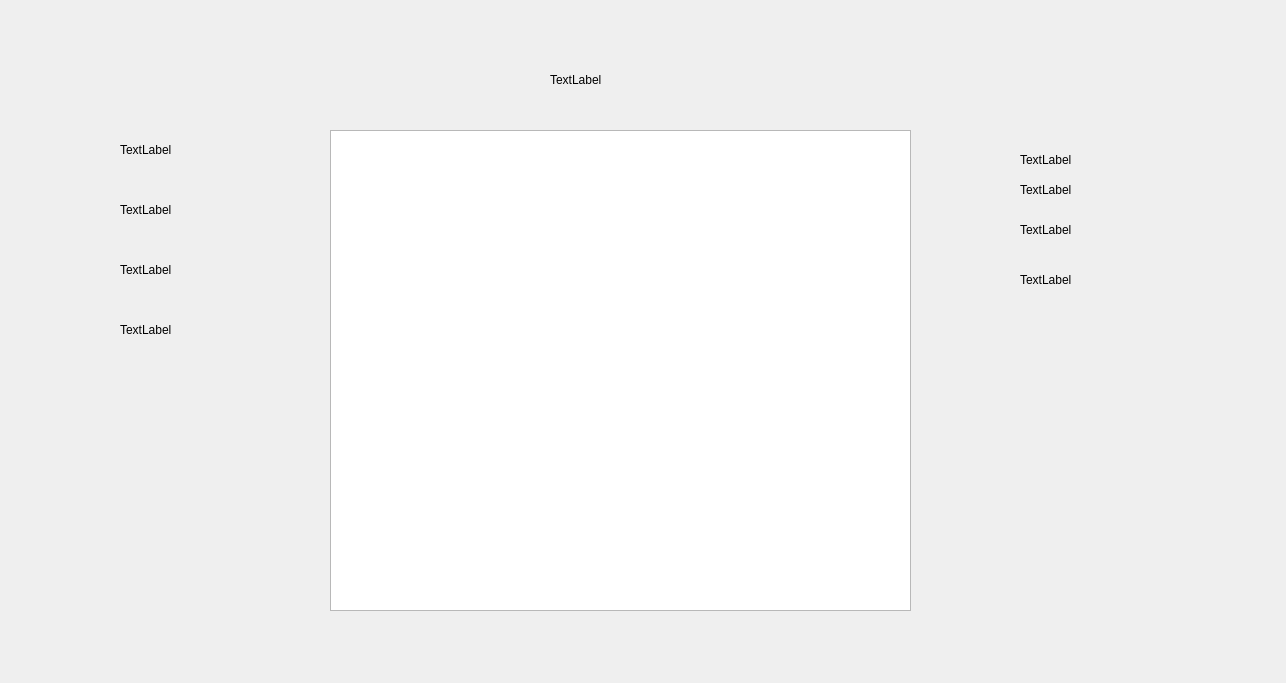
Old version of the form gamewindow.ui in the repository alaamhassan/OthelloGameProject.
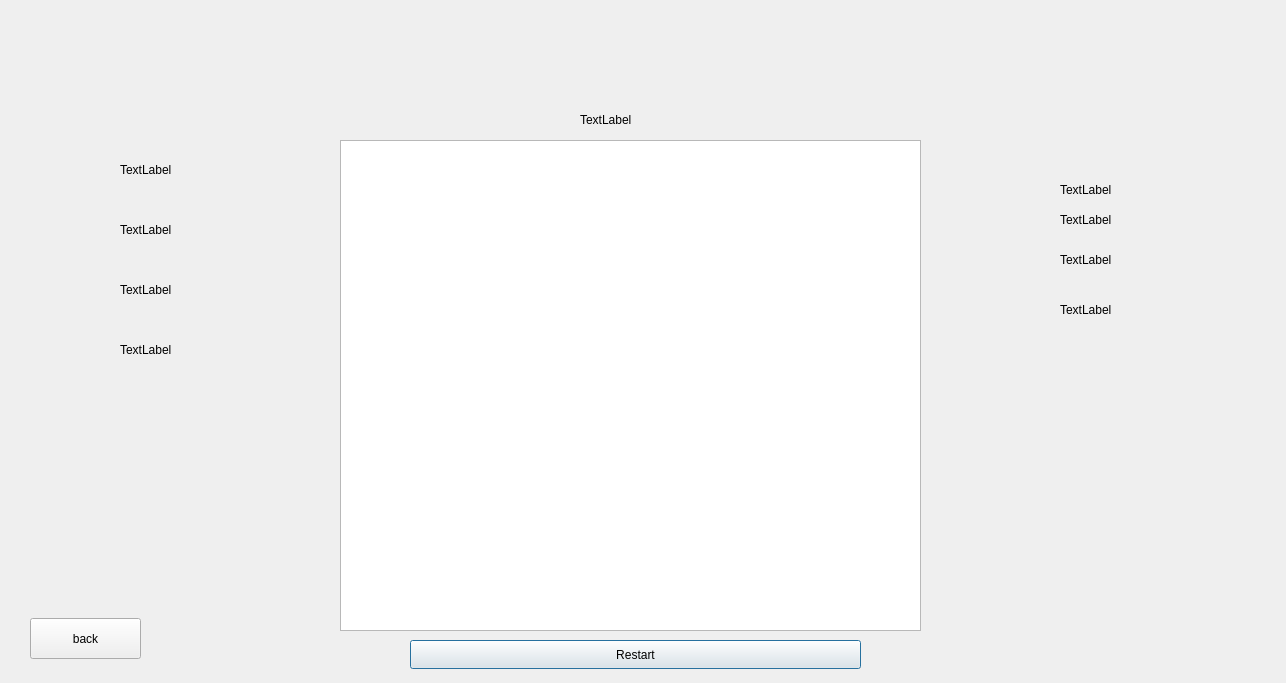
New version of the form.

Commit message: Added RestartButton, BackButton in gameWindow

The edit to the form file:
```diff
--- a/gamewindow.ui
+++ b/gamewindow.ui
@@ -16,18 +16,18 @@
   <widget class="QGraphicsView" name="graphicsView">
    <property name="geometry">
     <rect>
-     <x>330</x>
-     <y>130</y>
+     <x>340</x>
+     <y>140</y>
      <width>581</width>
-     <height>481</height>
+     <height>491</height>
     </rect>
    </property>
   </widget>
   <widget class="QLabel" name="player1RemindedPieces">
    <property name="geometry">
     <rect>
-     <x>1020</x>
-     <y>180</y>
+     <x>1060</x>
+     <y>210</y>
      <width>63</width>
      <height>20</height>
     </rect>
@@ -39,8 +39,8 @@
   <widget class="QLabel" name="player2RemindedPieces">
    <property name="geometry">
     <rect>
-     <x>1020</x>
-     <y>270</y>
+     <x>1060</x>
+     <y>300</y>
      <width>63</width>
      <height>20</height>
     </rect>
@@ -53,7 +53,7 @@
    <property name="geometry">
     <rect>
      <x>120</x>
-     <y>200</y>
+     <y>220</y>
      <width>63</width>
      <height>20</height>
     </rect>
@@ -66,7 +66,7 @@
    <property name="geometry">
     <rect>
      <x>120</x>
-     <y>320</y>
+     <y>340</y>
      <width>63</width>
      <height>20</height>
     </rect>
@@ -79,7 +79,7 @@
    <property name="geometry">
     <rect>
      <x>120</x>
-     <y>140</y>
+     <y>160</y>
      <width>63</width>
      <height>20</height>
     </rect>
@@ -92,7 +92,7 @@
    <property name="geometry">
     <rect>
      <x>120</x>
-     <y>260</y>
+     <y>280</y>
      <width>63</width>
      <height>20</height>
     </rect>
@@ -104,8 +104,8 @@
   <widget class="QLabel" name="Player1R">
    <property name="geometry">
     <rect>
-     <x>1020</x>
-     <y>150</y>
+     <x>1060</x>
+     <y>180</y>
      <width>63</width>
      <height>20</height>
     </rect>
@@ -117,8 +117,8 @@
   <widget class="QLabel" name="Player2R">
    <property name="geometry">
     <rect>
-     <x>1020</x>
-     <y>220</y>
+     <x>1060</x>
+     <y>250</y>
      <width>63</width>
      <height>20</height>
     </rect>
@@ -130,8 +130,8 @@
   <widget class="QLabel" name="TurnLabel">
    <property name="geometry">
     <rect>
-     <x>550</x>
-     <y>70</y>
+     <x>580</x>
+     <y>110</y>
      <width>63</width>
      <height>20</height>
     </rect>
@@ -140,6 +140,32 @@
     <string>TextLabel</string>
    </property>
   </widget>
+  <widget class="QPushButton" name="RestartButton">
+   <property name="geometry">
+    <rect>
+     <x>410</x>
+     <y>640</y>
+     <width>451</width>
+     <height>29</height>
+    </rect>
+   </property>
+   <property name="text">
+    <string>Restart</string>
+   </property>
+  </widget>
+  <widget class="QPushButton" name="backButton">
+   <property name="geometry">
+    <rect>
+     <x>30</x>
+     <y>618</y>
+     <width>111</width>
+     <height>41</height>
+    </rect>
+   </property>
+   <property name="text">
+    <string>back</string>
+   </property>
+  </widget>
  </widget>
  <resources/>
  <connections/>
```
The commit also changes 17 other files.
